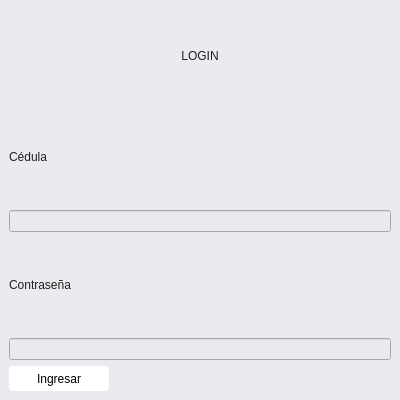
donjosh-ua/agencia_inmobiliaria, file view/login.ui: the form before one commit.
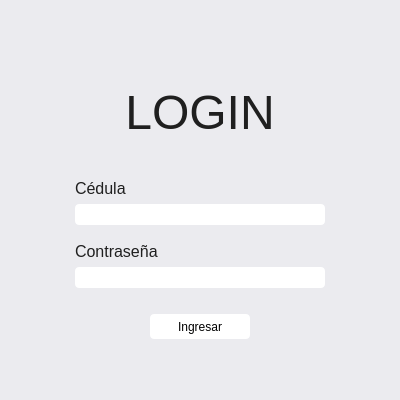
The form after the commit.

Patch:
```diff
--- a/view/login.ui
+++ b/view/login.ui
@@ -19,8 +19,38 @@
   </property>
   <widget class="QWidget" name="centralwidget">
    <layout class="QVBoxLayout" name="verticalLayout_2">
+    <item>
+     <spacer name="verticalSpacer_2">
+      <property name="orientation">
+       <enum>Qt::Vertical</enum>
+      </property>
+      <property name="sizeHint" stdset="0">
+       <size>
+        <width>20</width>
+        <height>40</height>
+       </size>
+      </property>
+     </spacer>
+    </item>
     <item>
      <widget class="QLabel" name="label">
+      <property name="minimumSize">
+       <size>
+        <width>0</width>
+        <height>100</height>
+       </size>
+      </property>
+      <property name="maximumSize">
+       <size>
+        <width>16777215</width>
+        <height>100</height>
+       </size>
+      </property>
+      <property name="font">
+       <font>
+        <pointsize>36</pointsize>
+       </font>
+      </property>
       <property name="text">
        <string>LOGIN</string>
       </property>
@@ -29,28 +59,140 @@
       </property>
      </widget>
     </item>
-    <item>
+    <item alignment="Qt::AlignHCenter">
      <widget class="QLabel" name="label_2">
+      <property name="minimumSize">
+       <size>
+        <width>250</width>
+        <height>30</height>
+       </size>
+      </property>
+      <property name="maximumSize">
+       <size>
+        <width>250</width>
+        <height>30</height>
+       </size>
+      </property>
+      <property name="font">
+       <font>
+        <pointsize>12</pointsize>
+       </font>
+      </property>
       <property name="text">
        <string>Cédula</string>
       </property>
+      <property name="alignment">
+       <set>Qt::AlignBottom|Qt::AlignLeading|Qt::AlignLeft</set>
+      </property>
      </widget>
     </item>
-    <item>
-     <widget class="QLineEdit" name="txtCedula"/>
+    <item alignment="Qt::AlignHCenter">
+     <widget class="QLineEdit" name="txtCedula">
+      <property name="minimumSize">
+       <size>
+        <width>250</width>
+        <height>0</height>
+       </size>
+      </property>
+      <property name="maximumSize">
+       <size>
+        <width>250</width>
+        <height>16777215</height>
+       </size>
+      </property>
+      <property name="font">
+       <font>
+        <pointsize>12</pointsize>
+       </font>
+      </property>
+      <property name="styleSheet">
+       <string notr="true">QLineEdit{
+	color: black;
+	background-color: white;
+	border-radius: 4px;
+}</string>
+      </property>
+     </widget>
     </item>
-    <item>
+    <item alignment="Qt::AlignHCenter">
      <widget class="QLabel" name="label_3">
+      <property name="minimumSize">
+       <size>
+        <width>250</width>
+        <height>30</height>
+       </size>
+      </property>
+      <property name="maximumSize">
+       <size>
+        <width>250</width>
+        <height>30</height>
+       </size>
+      </property>
+      <property name="font">
+       <font>
+        <pointsize>12</pointsize>
+       </font>
+      </property>
       <property name="text">
        <string>Contraseña</string>
       </property>
+      <property name="alignment">
+       <set>Qt::AlignBottom|Qt::AlignLeading|Qt::AlignLeft</set>
+      </property>
      </widget>
     </item>
-    <item>
-     <widget class="QLineEdit" name="txtContrasena"/>
+    <item alignment="Qt::AlignHCenter">
+     <widget class="QLineEdit" name="txtContrasena">
+      <property name="minimumSize">
+       <size>
+        <width>250</width>
+        <height>0</height>
+       </size>
+      </property>
+      <property name="maximumSize">
+       <size>
+        <width>250</width>
+        <height>16777215</height>
+       </size>
+      </property>
+      <property name="font">
+       <font>
+        <pointsize>12</pointsize>
+       </font>
+      </property>
+      <property name="styleSheet">
+       <string notr="true">QLineEdit{
+	color: black;
+	background-color: white;
+	border-radius: 4px;
+}</string>
+      </property>
+     </widget>
     </item>
     <item>
+     <spacer name="verticalSpacer_3">
+      <property name="orientation">
+       <enum>Qt::Vertical</enum>
+      </property>
+      <property name="sizeType">
+       <enum>QSizePolicy::Fixed</enum>
+      </property>
+      <property name="sizeHint" stdset="0">
+       <size>
+        <width>20</width>
+        <height>20</height>
+       </size>
+      </property>
+     </spacer>
+    </item>
+    <item alignment="Qt::AlignHCenter">
      <widget class="QPushButton" name="btnIngresar">
+      <property name="minimumSize">
+       <size>
+        <width>100</width>
+        <height>25</height>
+       </size>
+      </property>
       <property name="maximumSize">
        <size>
         <width>100</width>
@@ -74,6 +216,19 @@
       </property>
      </widget>
     </item>
+    <item>
+     <spacer name="verticalSpacer">
+      <property name="orientation">
+       <enum>Qt::Vertical</enum>
+      </property>
+      <property name="sizeHint" stdset="0">
+       <size>
+        <width>20</width>
+        <height>40</height>
+       </size>
+      </property>
+     </spacer>
+    </item>
    </layout>
   </widget>
  </widget>
```
